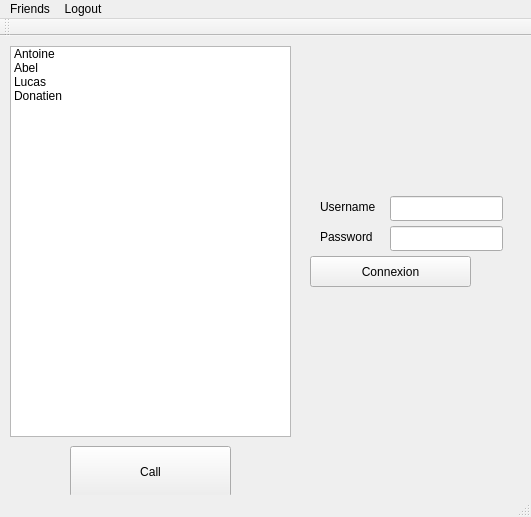
Old version of the form src/client/MainWindow/mainwindow.ui in the repository clapota/Babel.
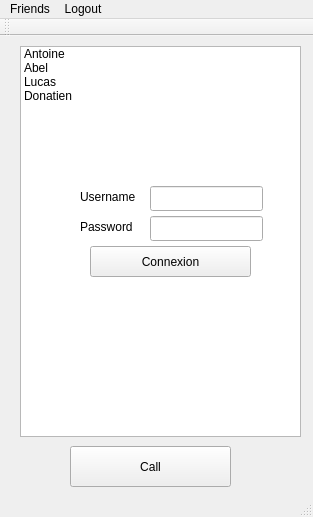
New version of the form.

Commit message: adding connexion widget

```diff
--- a/src/client/MainWindow/mainwindow.ui
+++ b/src/client/MainWindow/mainwindow.ui
@@ -6,7 +6,7 @@
    <rect>
     <x>0</x>
     <y>0</y>
-    <width>531</width>
+    <width>313</width>
     <height>517</height>
    </rect>
   </property>
@@ -15,18 +15,21 @@
   </property>
   <widget class="QWidget" name="centralWidget">
    <widget class="QWidget" name="widget" native="true">
+    <property name="enabled">
+     <bool>true</bool>
+    </property>
     <property name="geometry">
      <rect>
       <x>0</x>
       <y>0</y>
-      <width>301</width>
+      <width>311</width>
       <height>461</height>
      </rect>
     </property>
     <widget class="QListWidget" name="listWidget">
      <property name="geometry">
       <rect>
-       <x>10</x>
+       <x>20</x>
        <y>10</y>
        <width>281</width>
        <height>391</height>
@@ -59,7 +62,7 @@
        <x>70</x>
        <y>410</y>
        <width>161</width>
-       <height>51</height>
+       <height>41</height>
       </rect>
      </property>
      <property name="text">
@@ -70,8 +73,8 @@
    <widget class="QWidget" name="widget_2" native="true">
     <property name="geometry">
      <rect>
-      <x>300</x>
-      <y>150</y>
+      <x>60</x>
+      <y>140</y>
       <width>221</width>
       <height>121</height>
      </rect>
@@ -79,7 +82,7 @@
     <widget class="QPushButton" name="pushButton_2">
      <property name="geometry">
       <rect>
-       <x>10</x>
+       <x>30</x>
        <y>70</y>
        <width>161</width>
        <height>31</height>
@@ -142,7 +145,7 @@
     <rect>
      <x>0</x>
      <y>0</y>
-     <width>531</width>
+     <width>313</width>
      <height>22</height>
     </rect>
    </property>
```
The commit also changes 1 other file.
